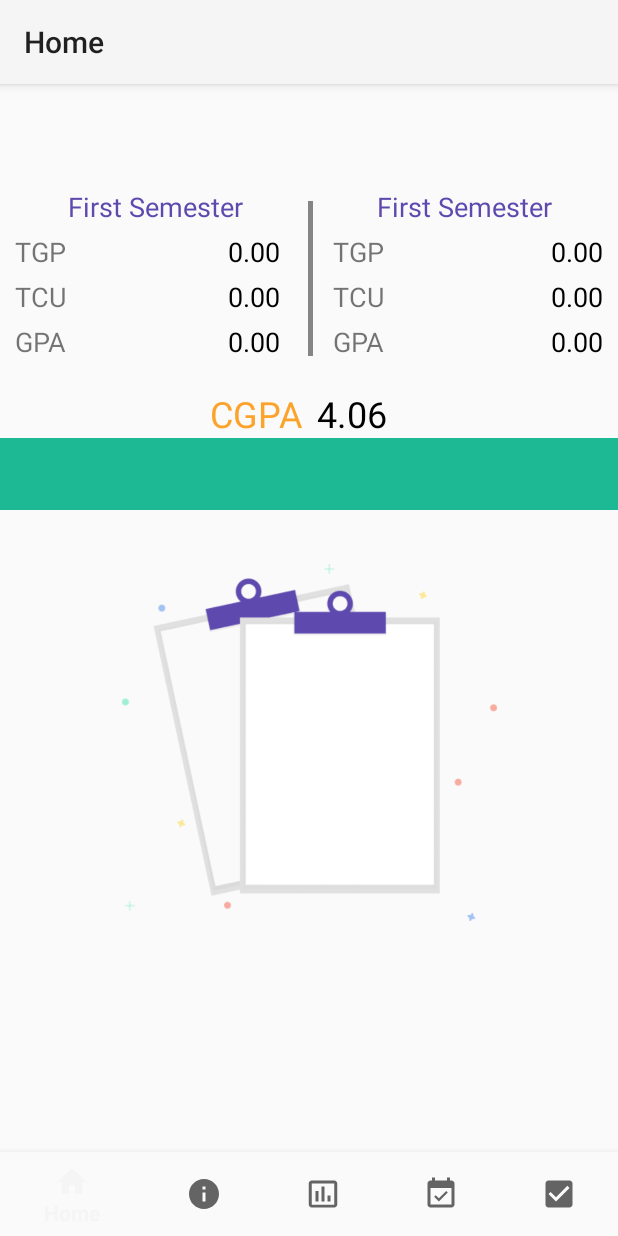
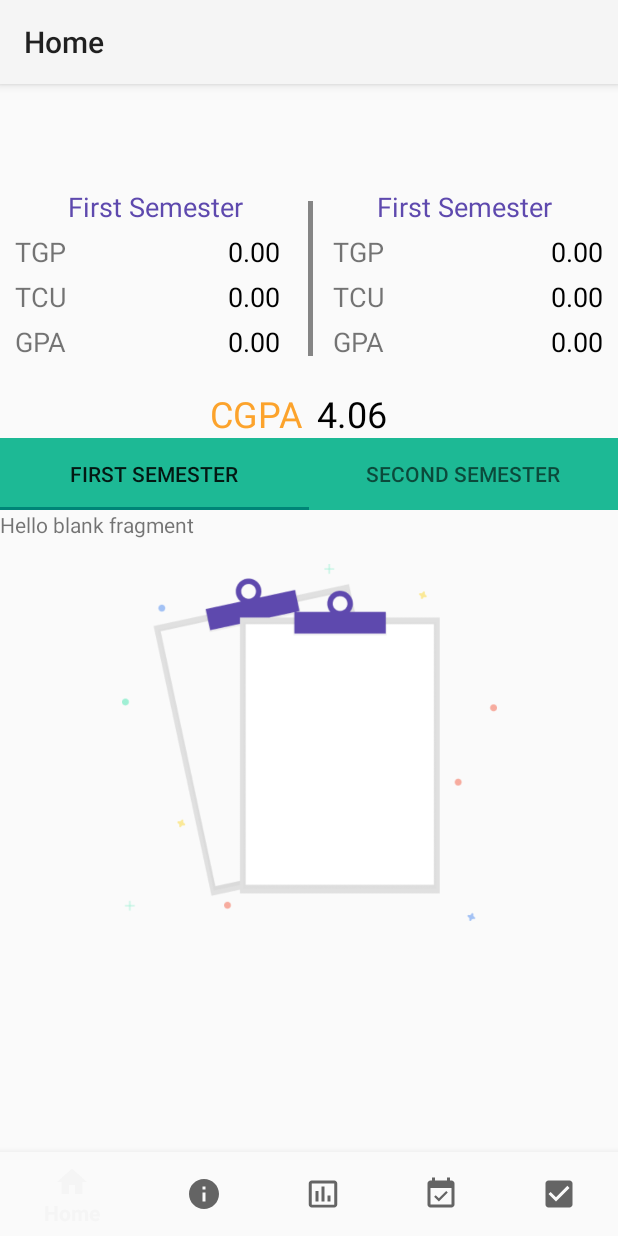
Before and after one commit to Chris-Eminence/complete-kotlin-course-from-tutorialspoint, an Android app: the HomeFragment screen opened directly, with no data from a screen before it, on a phone screen of 412 x 824 dp. Run offline under Robolectric (Android 15) with nearby library versions, the phone set to English and light mode, and no system bars; our stand-ins replace navigation-ui.

Commit message:
tab view implemented

```diff
--- /dev/null
+++ b/CGPA-Calaculator/CGPA-Calaculator-master/app/src/main/java/com/africinnovate/cgpa_calculator/ui/FirstSemester.kt
@@ -0,0 +1,60 @@
+package com.africinnovate.cgpa_calculator.ui
+
+import android.os.Bundle
+import androidx.fragment.app.Fragment
+import android.view.LayoutInflater
+import android.view.View
+import android.view.ViewGroup
+import com.africinnovate.cgpa_calculator.R
+
+// TODO: Rename parameter arguments, choose names that match
+// the fragment initialization parameters, e.g. ARG_ITEM_NUMBER
+private const val ARG_PARAM1 = "param1"
+private const val ARG_PARAM2 = "param2"
+
+/**
+ * A simple [Fragment] subclass.
+ * Use the [FirstSemester.newInstance] factory method to
+ * create an instance of this fragment.
+ */
+class FirstSemester : Fragment() {
+    // TODO: Rename and change types of parameters
+    private var param1: String? = null
+    private var param2: String? = null
+
+    override fun onCreate(savedInstanceState: Bundle?) {
+        super.onCreate(savedInstanceState)
+        arguments?.let {
+            param1 = it.getString(ARG_PARAM1)
+            param2 = it.getString(ARG_PARAM2)
+        }
+    }
+
+    override fun onCreateView(
+        inflater: LayoutInflater, container: ViewGroup?,
+        savedInstanceState: Bundle?
+    ): View? {
+        // Inflate the layout for this fragment
+        return inflater.inflate(R.layout.fragment_first_semester, container, false)
+    }
+
+    companion object {
+        /**
+         * Use this factory method to create a new instance of
+         * this fragment using the provided parameters.
+         *
+         * @param param1 Parameter 1.
+         * @param param2 Parameter 2.
+         * @return A new instance of fragment FirstSemester.
+         */
+        // TODO: Rename and change types and number of parameters
+        @JvmStatic
+        fun newInstance(param1: String, param2: String) =
+            FirstSemester().apply {
+                arguments = Bundle().apply {
+                    putString(ARG_PARAM1, param1)
+                    putString(ARG_PARAM2, param2)
+                }
+            }
+    }
+}
--- /dev/null
+++ b/CGPA-Calaculator/CGPA-Calaculator-master/app/src/main/java/com/africinnovate/cgpa_calculator/ui/SecondSemester.kt
@@ -0,0 +1,60 @@
+package com.africinnovate.cgpa_calculator.ui
+
+import android.os.Bundle
+import androidx.fragment.app.Fragment
+import android.view.LayoutInflater
+import android.view.View
+import android.view.ViewGroup
+import com.africinnovate.cgpa_calculator.R
+
+// TODO: Rename parameter arguments, choose names that match
+// the fragment initialization parameters, e.g. ARG_ITEM_NUMBER
+private const val ARG_PARAM1 = "param1"
+private const val ARG_PARAM2 = "param2"
+
+/**
+ * A simple [Fragment] subclass.
+ * Use the [SecondSemester.newInstance] factory method to
+ * create an instance of this fragment.
+ */
+class SecondSemester : Fragment() {
+    // TODO: Rename and change types of parameters
+    private var param1: String? = null
+    private var param2: String? = null
+
+    override fun onCreate(savedInstanceState: Bundle?) {
+        super.onCreate(savedInstanceState)
+        arguments?.let {
+            param1 = it.getString(ARG_PARAM1)
+            param2 = it.getString(ARG_PARAM2)
+        }
+    }
+
+    override fun onCreateView(
+        inflater: LayoutInflater, container: ViewGroup?,
+        savedInstanceState: Bundle?
+    ): View? {
+        // Inflate the layout for this fragment
+        return inflater.inflate(R.layout.fragment_second_semester, container, false)
+    }
+
+    companion object {
+        /**
+         * Use this factory method to create a new instance of
+         * this fragment using the provided parameters.
+         *
+         * @param param1 Parameter 1.
+         * @param param2 Parameter 2.
+         * @return A new instance of fragment SecondSemester.
+         */
+        // TODO: Rename and change types and number of parameters
+        @JvmStatic
+        fun newInstance(param1: String, param2: String) =
+            SecondSemester().apply {
+                arguments = Bundle().apply {
+                    putString(ARG_PARAM1, param1)
+                    putString(ARG_PARAM2, param2)
+                }
+            }
+    }
+}
--- a/CGPA-Calaculator/CGPA-Calaculator-master/app/src/main/java/com/africinnovate/cgpa_calculator/ui/home/HomeFragment.kt
+++ b/CGPA-Calaculator/CGPA-Calaculator-master/app/src/main/java/com/africinnovate/cgpa_calculator/ui/home/HomeFragment.kt
@@ -4,15 +4,19 @@ import android.os.Bundle
 import android.view.LayoutInflater
 import android.view.View
 import android.view.ViewGroup
-import android.widget.TextView
 import androidx.fragment.app.Fragment
-import androidx.lifecycle.Observer
+import androidx.fragment.app.FragmentManager
+import androidx.fragment.app.FragmentPagerAdapter
 import androidx.lifecycle.ViewModelProviders
+import androidx.viewpager.widget.ViewPager
 import com.africinnovate.cgpa_calculator.R
+import com.africinnovate.cgpa_calculator.ui.FirstSemester
+import com.africinnovate.cgpa_calculator.ui.SecondSemester
+import com.google.android.material.tabs.TabLayout
 
 class HomeFragment : Fragment() {
 
-    private lateinit var homeViewModel: HomeViewModel
+        private lateinit var homeViewModel: HomeViewModel
 
     override fun onCreateView(
         inflater: LayoutInflater,
@@ -25,7 +29,56 @@ class HomeFragment : Fragment() {
 //        val textView: TextView = root.findViewById(R.id.text_home)
 //        homeViewModel.text.observe(viewLifecycleOwner, Observer {
 //            textView.text = it
-//        })
+//        }
+        val tabLayout: TabLayout = root.findViewById(R.id.tabLayout)
+        val viewPager: ViewPager = root.findViewById(R.id.viewPager)
+
+        tabLayout.addTab(tabLayout.newTab().setText("First Semester"))
+        tabLayout.addTab(tabLayout.newTab().setText("Second Semester"))
+
+        tabLayout.tabGravity = TabLayout.GRAVITY_FILL
+
+        val adapter = MyAdapter (this, parentFragmentManager, tabLayout.tabCount)
+
+        viewPager.adapter = adapter
+        viewPager.addOnPageChangeListener(TabLayout.TabLayoutOnPageChangeListener(tabLayout))
+        tabLayout.addOnTabSelectedListener(object : TabLayout.OnTabSelectedListener{
+
+            override fun onTabSelected(tab: TabLayout.Tab) {
+                viewPager.currentItem = tab.position
+            }
+            override fun onTabUnselected(tab: TabLayout.Tab?) {
+            }
+
+            override fun onTabReselected(tab: TabLayout.Tab?) {
+
+            }
+        })
+
+
         return root
     }
 }
+
+internal class MyAdapter(
+    var context: HomeFragment,
+    fm: FragmentManager,
+    var totalTabs: Int
+) :
+    FragmentPagerAdapter(fm) {
+    override fun getItem(position: Int): Fragment {
+        return when (position) {
+            0 -> {
+                FirstSemester()
+            }
+            1 -> {
+                SecondSemester()
+            }
+
+            else -> getItem(position)
+        }
+    }
+    override fun getCount(): Int {
+        return totalTabs
+    }
+}
--- /dev/null
+++ b/CGPA-Calaculator/CGPA-Calaculator-master/app/src/main/res/layout/fragment_first_semester.xml
@@ -0,0 +1,14 @@
+<?xml version="1.0" encoding="utf-8"?>
+<FrameLayout xmlns:android="http://schemas.android.com/apk/res/android"
+    xmlns:tools="http://schemas.android.com/tools"
+    android:layout_width="match_parent"
+    android:layout_height="match_parent"
+    tools:context=".ui.FirstSemester">
+
+    <!-- TODO: Update blank fragment layout -->
+    <TextView
+        android:layout_width="match_parent"
+        android:layout_height="match_parent"
+        android:text="@string/hello_blank_fragment" />
+
+</FrameLayout>
```
Also changed, not shown: CGPA-Calaculator/CGPA-Calaculator-master/app/src/main/res/layout/fragment_second_semester.xml (added, +14 -0 lines).
